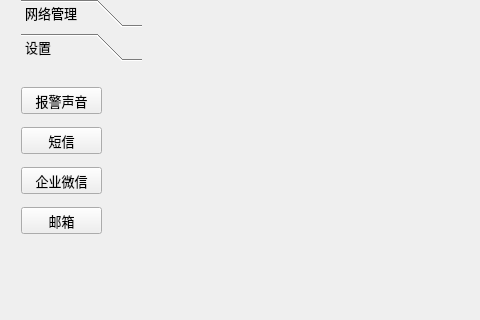
Above: netmanager/mainwindow.ui from zhangjiacheng1991/netmanager before the change; both pictures show x 0 to 480 and y 115 to 435 of the 974 by 596 pixel window. Below: the same form after it.
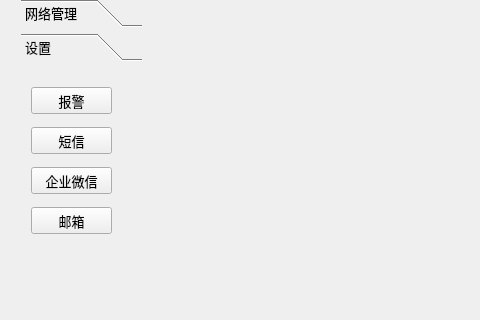
That is the form after the change. The open tabs and pages were chosen to show the change.

Diff of the .ui file:
```diff
--- a/netmanager/mainwindow.ui
+++ b/netmanager/mainwindow.ui
@@ -195,20 +195,20 @@
         <widget class="QPushButton" name="pushButton_7">
          <property name="geometry">
           <rect>
-           <x>0</x>
+           <x>10</x>
            <y>20</y>
            <width>81</width>
            <height>27</height>
           </rect>
          </property>
          <property name="text">
-          <string>报警声音</string>
+          <string>报警</string>
          </property>
         </widget>
         <widget class="QPushButton" name="pushButton_8">
          <property name="geometry">
           <rect>
-           <x>0</x>
+           <x>10</x>
            <y>60</y>
            <width>81</width>
            <height>27</height>
@@ -221,7 +221,7 @@
         <widget class="QPushButton" name="pushButton_9">
          <property name="geometry">
           <rect>
-           <x>0</x>
+           <x>10</x>
            <y>100</y>
            <width>81</width>
            <height>27</height>
@@ -234,7 +234,7 @@
         <widget class="QPushButton" name="pushButton_10">
          <property name="geometry">
           <rect>
-           <x>0</x>
+           <x>10</x>
            <y>140</y>
            <width>81</width>
            <height>27</height>
```
Left out of the diff: 4 changed lines with no effect on the pictures.
